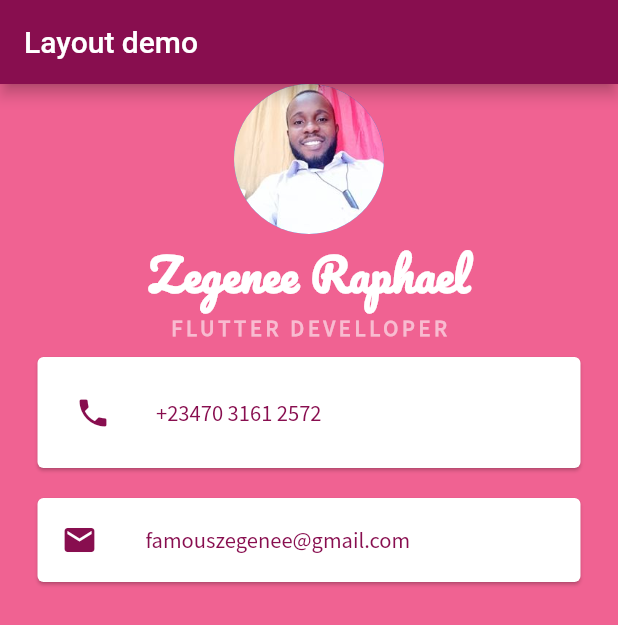
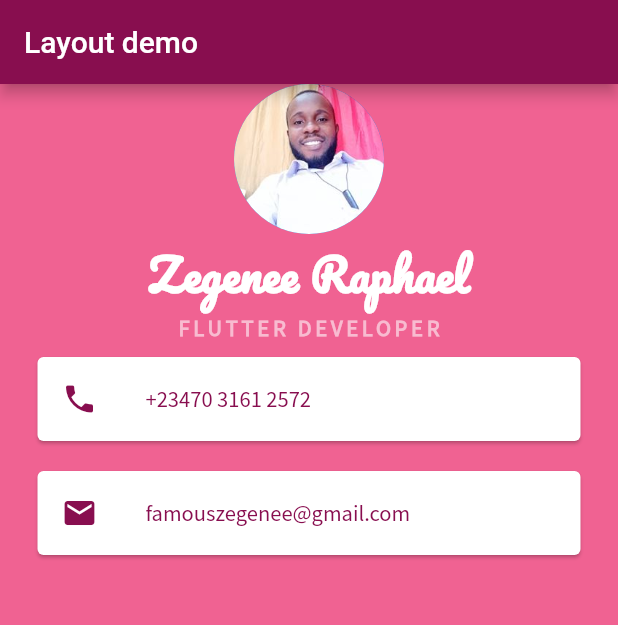
Before and after one commit to ZeggyRaph/my_contact_app, a Flutter app: the screen it shows after launch, on a phone screen of 412 x 824 dp. Shown: the top 625 px of the screen. Run offline on Flutter 3.47's test engine with Material 2 defaults, Android fonts, the phone set to English and light mode, and no system bars.

Commit message:
added ListTile to the first card widget property

```diff
--- a/lib/main.dart
+++ b/lib/main.dart
@@ -20,6 +20,7 @@ class MyApp extends StatelessWidget {
         body: SafeArea(
           child: Column(
             children: [
+              //adding image using circleAvatar
               CircleAvatar(
                 radius: 50.0,
                 backgroundImage: AssetImage('images/raph.jpg'),
@@ -34,7 +35,7 @@ class MyApp extends StatelessWidget {
                 ),
               ),
               Text(
-                'FLUTTER DEVELLOPER',
+                'FLUTTER DEVELOPER',
                 style: TextStyle(
                   fontFamily: 'Source Sans Pro',
                   fontSize: 15.0,
@@ -50,28 +51,23 @@ class MyApp extends StatelessWidget {
                 margin: EdgeInsets.symmetric(vertical: 10.0, horizontal: 25.0),
 
                 // This is how a padding class is included into a card class
-                child: Padding(
-                  padding: EdgeInsets.all(25.0),
-                  child: Row(
-                    children: [
-                      Icon(
+                // child: Padding(
+                //padding: EdgeInsets.all(25.0),
+
+                //using ListTile instead of row for a card widget
+                child: ListTile(
+                    leading: Icon(
                       Icons.phone,
                       color: Colors.pink[900],
                     ),
-                      SizedBox(
-                        width: 30.0,
-                      ),
-                      Text(
+                    title: Text(
                       '+23470 3161 2572',
                       style: TextStyle(
                         color: Colors.pink[900],
                         fontFamily: 'Source Sans Pro',
                         fontSize: 15.0,
                       ),
-                      )
-                    ],
-                  ),
-                ),
+                    )),
               ),
 
               // using a card widget instead of a container widget
@@ -79,7 +75,8 @@ class MyApp extends StatelessWidget {
                 //padding: EdgeInsets.all(10.0),
                 color: Colors.white,
                 margin: EdgeInsets.symmetric(vertical: 10.0, horizontal: 25.0),
-                //using ListTitle instead of row
+
+                //using ListTile instead of row
                 child: ListTile(
                   leading: Icon(
                     Icons.email,
```
Lines whose indentation alone changed are shown as unchanged.
